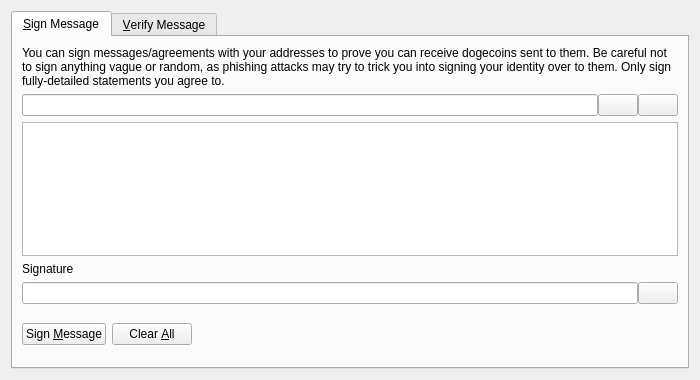
The window that src/qt/forms/signverifymessagedialog.ui (c4pt000/radiocoin) describes before a commit, drawn with Qt 5.
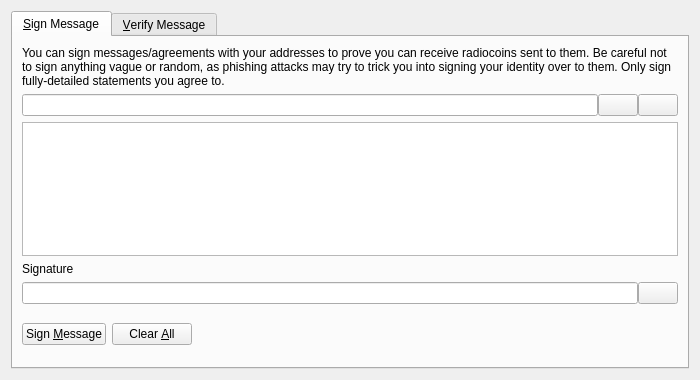
The same window after the commit. Icons and pictures are not drawn. Custom widgets are drawn as their Qt base class.

Diff of the .ui file:
```diff
--- a/src/qt/forms/signverifymessagedialog.ui
+++ b/src/qt/forms/signverifymessagedialog.ui
@@ -30,7 +30,7 @@
        <item>
         <widget class="QLabel" name="infoLabel_SM">
          <property name="text">
-          <string>You can sign messages/agreements with your addresses to prove you can receive dogecoins sent to them. Be careful not to sign anything vague or random, as phishing attacks may try to trick you into signing your identity over to them. Only sign fully-detailed statements you agree to.</string>
+          <string>You can sign messages/agreements with your addresses to prove you can receive radiocoins sent to them. Be careful not to sign anything vague or random, as phishing attacks may try to trick you into signing your identity over to them. Only sign fully-detailed statements you agree to.</string>
          </property>
          <property name="textFormat">
           <enum>Qt::PlainText</enum>
```
Left out of the diff: 8 changed lines with no effect on the pictures.
